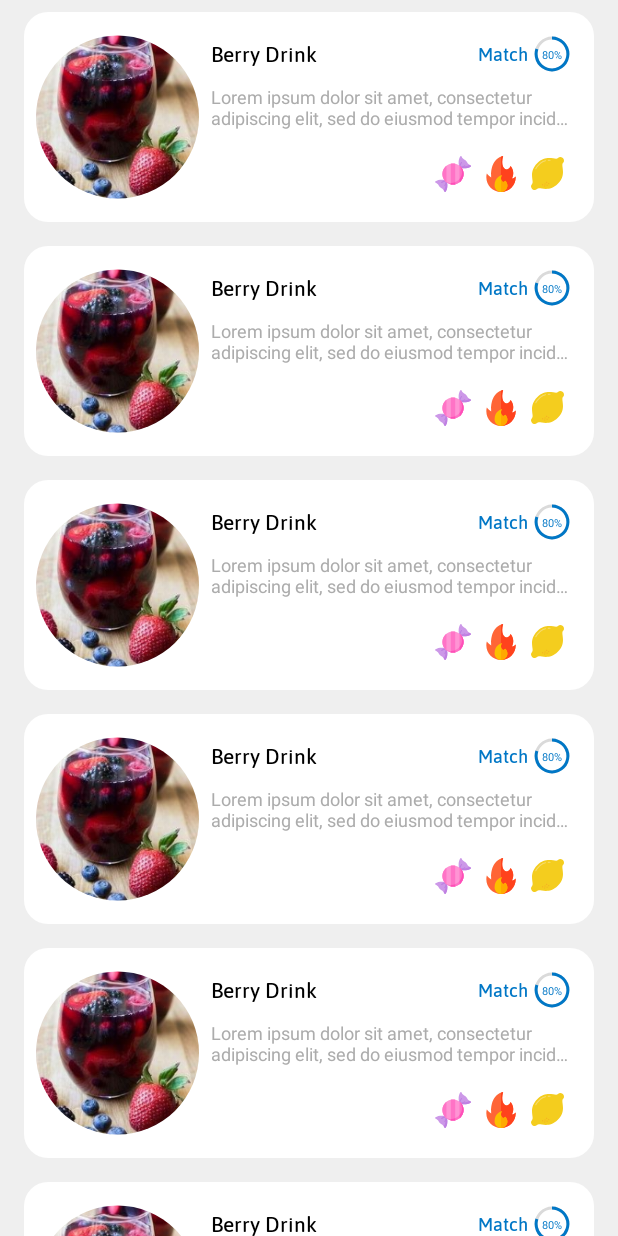
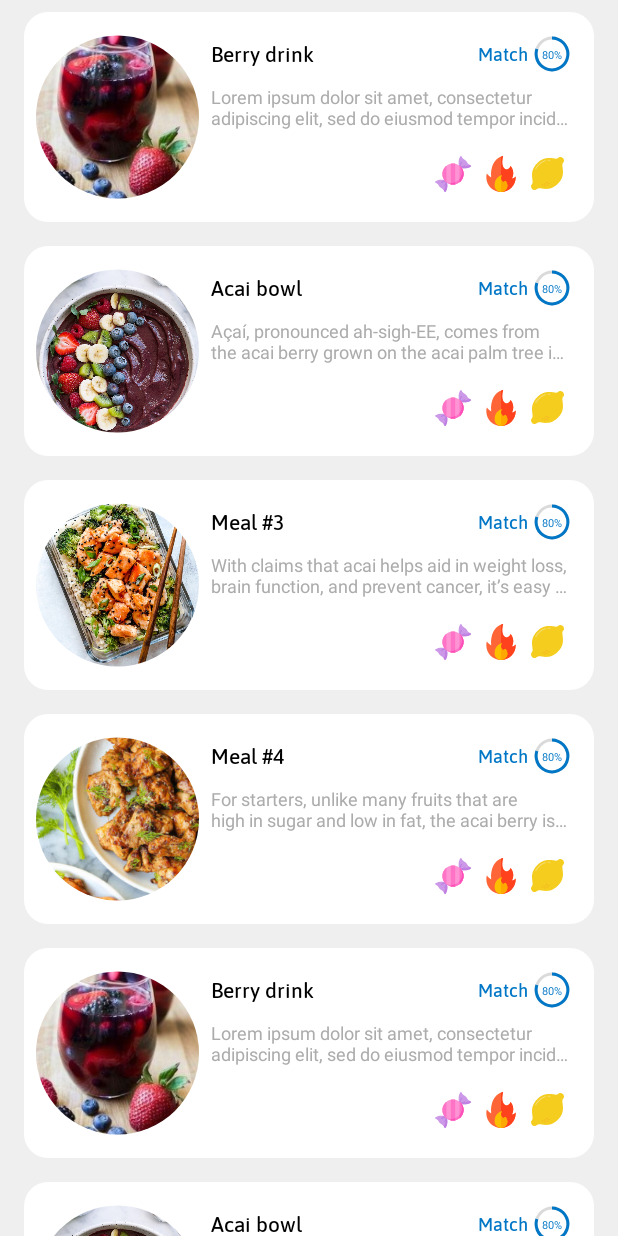
Before and after one commit to DmytroDyshuk/MealOptions, an Android app: the screen it shows after launch (MainActivity), on a phone screen of 412 x 824 dp. Run offline under Robolectric (Android 15) with nearby library versions, the phone set to English and light mode, and no system bars; plain views replace PorterShapeImageView.

Commit message:
added new items

```diff
--- a/app/src/main/java/com/example/mealoptions/Food.kt
+++ b/app/src/main/java/com/example/mealoptions/Food.kt
@@ -1,3 +1,3 @@
 package com.example.mealoptions
 
-class Food()
+class Food(val title: String, val icon: Int, val text: String)
--- a/app/src/main/java/com/example/mealoptions/FoodsAdapter.kt
+++ b/app/src/main/java/com/example/mealoptions/FoodsAdapter.kt
@@ -8,7 +8,7 @@ import android.widget.ImageView
 import android.widget.TextView
 import androidx.recyclerview.widget.RecyclerView
 
-class FoodsAdapter(private val values: List<Food>): RecyclerView.Adapter<FoodsAdapter.ViewHolder>() {
+class FoodsAdapter(private val values: List<Food>, private val listener: OnFoodClickListener): RecyclerView.Adapter<FoodsAdapter.ViewHolder>() {
 
     override fun getItemCount() = values.size
 
@@ -17,15 +17,29 @@ class FoodsAdapter(private val values: List<Food>): RecyclerView.Adapter<FoodsAd
     }
 
     override fun onBindViewHolder(holder: ViewHolder, position: Int) {
+        val food = values[position]
+        holder.tvTitleFood?.text = food.title
+        holder.ivImage?.setImageResource(food.icon)
+        holder.tvDescription?.text = food.text
+        holder.itemView.setOnClickListener {
+            listener.onFoodClicked(food)
+        }
 
     }
 
     class ViewHolder(itemView: View): RecyclerView.ViewHolder(itemView) {
-        var textView: TextView? = null
-        var imageView: ImageView? = null
-//        init {
-//            textView = itemView.findViewById(R.id.)
-//            imageView = itemView.findViewById(R.id.)
-//        }
+        var tvTitleFood: TextView? = null
+        var ivImage: ImageView? = null
+        var tvDescription: TextView? = null
+
+        init {
+            tvTitleFood = itemView.findViewById(R.id.tvTitleFood)
+            ivImage = itemView.findViewById(R.id.ivImage)
+            tvDescription = itemView.findViewById(R.id.tvDescription)
+        }
+    }
+
+    interface OnFoodClickListener {
+        fun onFoodClicked(Food: Food)
+    }
 }
-}
--- a/app/src/main/java/com/example/mealoptions/MainActivity.kt
+++ b/app/src/main/java/com/example/mealoptions/MainActivity.kt
@@ -1,18 +1,24 @@
 package com.example.mealoptions
+
 
 import androidx.appcompat.app.AppCompatActivity
 import android.os.Bundle
 import androidx.recyclerview.widget.LinearLayoutManager
 import kotlinx.android.synthetic.main.activity_main.*
 
-class MainActivity : AppCompatActivity() {
+
+     class MainActivity : AppCompatActivity() {
 
     override fun onCreate(savedInstanceState: Bundle?) {
         super.onCreate(savedInstanceState)
         setContentView(R.layout.activity_main)
 
         rvFoods.layoutManager = LinearLayoutManager(this)
-        rvFoods.adapter = FoodsAdapter(generateFakeValues())
+        rvFoods.adapter = FoodsAdapter(generateFakeValues(), object : FoodsAdapter.OnFoodClickListener{
+            override fun onFoodClicked(Food: Food) {
+                println(Food.title)
+            }
+        })
 
     }
 
@@ -20,9 +26,10 @@ class MainActivity : AppCompatActivity() {
         val values = mutableListOf<Food>()
 
         for (i in 1..30){
-            values.add(Food())
-            values.add(Food())
-            values.add(Food())
+            values.add(Food("Berry drink", R.mipmap.food_berry_drink, getString(R.string.berry_drink)))
+            values.add(Food("Acai bowl", R.mipmap.food_acai_bowl, getString(R.string.acai_bowl)))
+            values.add(Food("Meal #3", R.mipmap.meal_3, getString(R.string.meal_3)))
+            values.add(Food("Meal #4", R.mipmap.meal_4, getString(R.string.meal_4)))
         }
 
         return values
--- a/app/src/main/res/layout/item_food_layout.xml
+++ b/app/src/main/res/layout/item_food_layout.xml
@@ -12,14 +12,14 @@
     android:layout_marginBottom="8dp">
 
     <com.github.siyamed.shapeimageview.mask.PorterShapeImageView
+        android:id="@+id/ivImage"
         android:layout_width="0dp"
         android:layout_height="match_parent"
         android:layout_weight="1"
         android:layout_margin="8dp"
         android:src="@mipmap/food_berry_drink"
         android:scaleType="centerCrop"
-        app:siShape="@drawable/shape_white_background"
-        />
+        app:siShape="@drawable/shape_white_background"/>
 
     <LinearLayout
         android:layout_width="0dp"
@@ -38,6 +38,7 @@
             android:gravity="center_vertical">
 
             <TextView
+                android:id="@+id/tvTitleFood"
                 android:layout_width="0dp"
                 android:layout_height="wrap_content"
                 android:layout_weight="1"
@@ -83,12 +84,13 @@
         </LinearLayout>
 
         <TextView
+            android:id="@+id/tvDescription"
             android:layout_width="match_parent"
             android:layout_height="0dp"
             android:layout_weight="1"
             android:textSize="12sp"
             android:textColor="@color/colorLightGray"
-            android:text="Lorem ipsum dolor sit amet, consectetur adipiscing elit, sed do eiusmod tempor incididunt ut labore et dolore magna aliqua. Ut enim ad minim veniam, quis nostrud exercitation ullamco laboris nisi ut aliquip ex ea commodo consequat. Duis aute irure dolor in reprehenderit in voluptate velit esse cillum dolore eu fugiat nulla pariatur. Excepteur sint occaecat cupidatat non proident, sunt in culpa qui officia deserunt mollit anim id est laborum."
+            android:text="@string/berry_drink"
             android:maxLines="2"
             android:ellipsize="end"
             android:layout_marginTop="8dp"/>
--- a/app/src/main/res/values/strings.xml
+++ b/app/src/main/res/values/strings.xml
@@ -1,4 +1,8 @@
 <resources>
     <string name="app_name">Meal Options</string>
     <string name="todo">TODO</string>
+    <string name="berry_drink">Lorem ipsum dolor sit amet, consectetur adipiscing elit, sed do eiusmod tempor incididunt ut labore et dolore magna aliqua. Ut enim ad minim veniam, quis nostrud exercitation ullamco laboris nisi ut aliquip ex ea commodo consequat. Duis aute irure dolor in reprehenderit in voluptate velit esse cillum dolore eu fugiat nulla pariatur. Excepteur sint occaecat cupidatat non proident, sunt in culpa qui officia deserunt mollit anim id est laborum."</string>
+    <string name="acai_bowl">Açaí, pronounced ah-sigh-EE, comes from the acai berry grown on the acai palm tree in South Amerian rainforests.</string>
+    <string name="meal_3">With claims that acai helps aid in weight loss, brain function, and prevent cancer, it’s easy to get hooked. But are any of these claims true? According to WebMD acai berries have “no known health benefit that’s different from similar fruits.”</string>
+    <string name="meal_4">For starters, unlike many fruits that are high in sugar and low in fat, the acai berry is actually somewhat higher in fat and low in sugar.</string>
 </resources>
```
Also changed, not shown: app/src/main/res/mipmap-xhdpi/food_acai_bowl.jpg (added), app/src/main/res/mipmap-xhdpi/meal_3.jpg (added), app/src/main/res/mipmap-xhdpi/meal_4.jpg (added).
